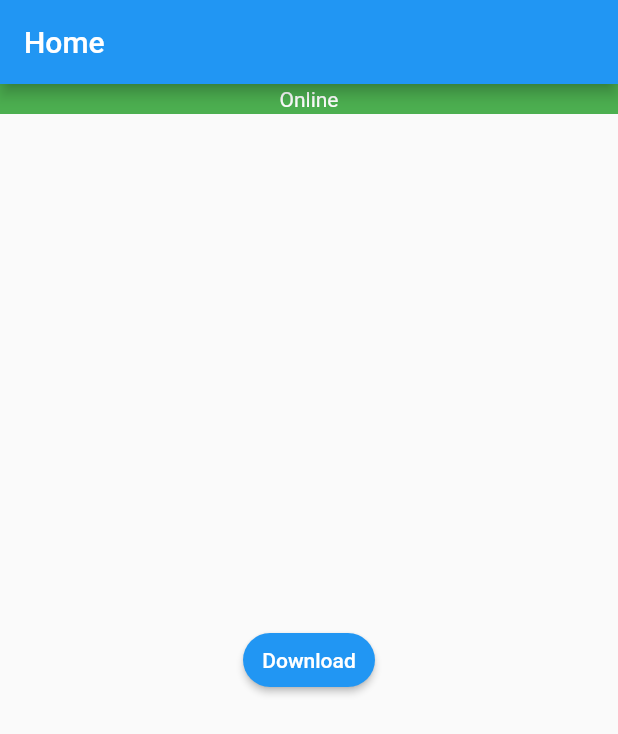
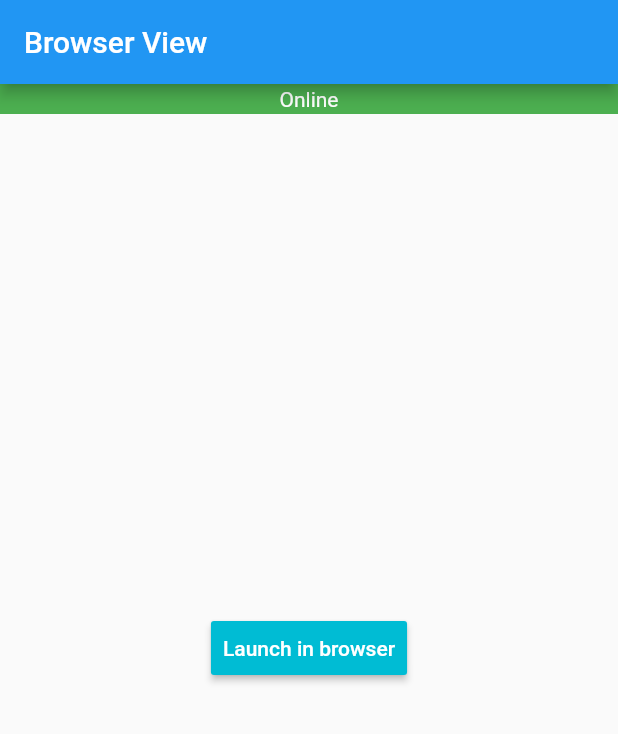
Before and after one commit to AnuraghYarlagadda/VNRPlacementsFlutter, a Flutter app: the screen it shows after launch, on a phone screen of 412 x 824 dp. Shown: the top 734 px of the screen. Run offline on Flutter 3.47's test engine with Material 2 defaults, Android fonts, the phone set to English and light mode, and no system bars; our stand-ins replace dio, firebase_auth, firebase_storage, flutter_offline, permission_handler, toast; accounts and stored records are empty.

Commit message:
Browserview Completed

```diff
--- a/lib/main.dart
+++ b/lib/main.dart
@@ -1,4 +1,5 @@
 import 'package:flutter/material.dart';
+import 'package:vnrplacements/openInBrowser.dart';
 import './Home.dart';
 
 
@@ -10,7 +11,7 @@ class MyApp extends StatelessWidget {
   Widget build(BuildContext context) {
     return (MaterialApp(
       title: "vnrplacements",
-      home: Home(),
+      home: OpenInBrowser(),
       debugShowCheckedModeBanner: false,
     ));
   }
--- /dev/null
+++ b/lib/openInBrowser.dart
@@ -0,0 +1,115 @@
+import 'package:flutter/material.dart';
+import 'package:url_launcher/url_launcher.dart';
+import 'dart:async';
+import 'getDownloadURLFromFirebase.dart';
+import 'package:flutter_offline/flutter_offline.dart';
+
+class OpenInBrowser extends StatefulWidget {
+  @override
+  _OpenInBrowserState createState() => _OpenInBrowserState();
+}
+
+class _OpenInBrowserState extends State<OpenInBrowser> {
+  Future<void> _launched;
+  String toLaunch = "http://docs.google.com/gview?url=";
+  Future<void> _launchInBrowser(String url) async {
+    if (await canLaunch(url)) {
+      await launch(
+        url,
+        forceSafariVC: false,
+        forceWebView: false,
+        headers: <String, String>{'my_header_key': 'my_header_value'},
+      );
+    } else {
+      throw 'Could not launch $url';
+    }
+  }
+
+  Widget _launchStatus(BuildContext context, AsyncSnapshot<void> snapshot) {
+    if (snapshot.hasError) {
+      return Text('Error: ${snapshot.error}');
+    } else {
+      return const Text('');
+    }
+  }
+
+  @override
+  Widget build(BuildContext context) {
+    return Scaffold(
+      appBar: AppBar(
+        title: Text("Browser View"),
+      ),
+      body: OfflineBuilder(
+        connectivityBuilder: (
+          BuildContext context,
+          ConnectivityResult connectivity,
+          Widget child,
+        ) {
+          final bool connected = connectivity != ConnectivityResult.none;
+          return Stack(
+            fit: StackFit.expand,
+            children: [
+              child,
+              Positioned(
+                height: 20.0,
+                left: 0.0,
+                right: 0.0,
+                child: AnimatedContainer(
+                  duration: const Duration(milliseconds: 350),
+                  color: connected ? Colors.green : Colors.red,
+                  child: AnimatedSwitcher(
+                    duration: const Duration(milliseconds: 350),
+                    child: connected
+                        ? Text(
+                            'Online',
+                            style: TextStyle(color: Colors.white),
+                          )
+                        : Row(
+                            mainAxisAlignment: MainAxisAlignment.center,
+                            children: <Widget>[
+                              Text(
+                                'Offline',
+                                style: TextStyle(color: Colors.white),
+                              ),
+                              SizedBox(width: 8.0),
+                              SizedBox(
+                                width: 12.0,
+                                height: 12.0,
+                                child: CircularProgressIndicator(
+                                  strokeWidth: 2.0,
+                                  valueColor: AlwaysStoppedAnimation<Color>(
+                                      Colors.white),
+                                ),
+                              ),
+                            ],
+                          ),
+                  ),
+                ),
+              ),
+            ],
+          );
+        },
+        child: Column(
+          mainAxisAlignment: MainAxisAlignment.center,
+          children: <Widget>[
+            RaisedButton(
+              color: Colors.cyan,
+              padding: EdgeInsets.all(8),
+              onPressed: () async {
+                await firebaseurl("questions/tcs_questions.pdf")
+                    .then((onValue) {
+                  toLaunch += Uri.encodeFull(onValue) + "&embedded=true";
+                  setState(() {
+                    _launched = _launchInBrowser(toLaunch);
+                  });
+                });
+              },
+              child: const Text('Launch in browser',style:TextStyle(color:Colors.white)),
+            ),
+            FutureBuilder<void>(future: _launched, builder: _launchStatus),
+          ],
+        ),
+      ),
+    );
+  }
+}
--- a/pubspec.yaml
+++ b/pubspec.yaml
@@ -33,6 +33,7 @@ dependencies:
   connectivity: ^0.4.8+2
   toast: ^0.1.5
   flutter_offline: "^0.3.0"
+  url_launcher: ^5.4.2
 
 
   # The following adds the Cupertino Icons font to your application.
```
Also changed, not shown: pubspec.lock.
